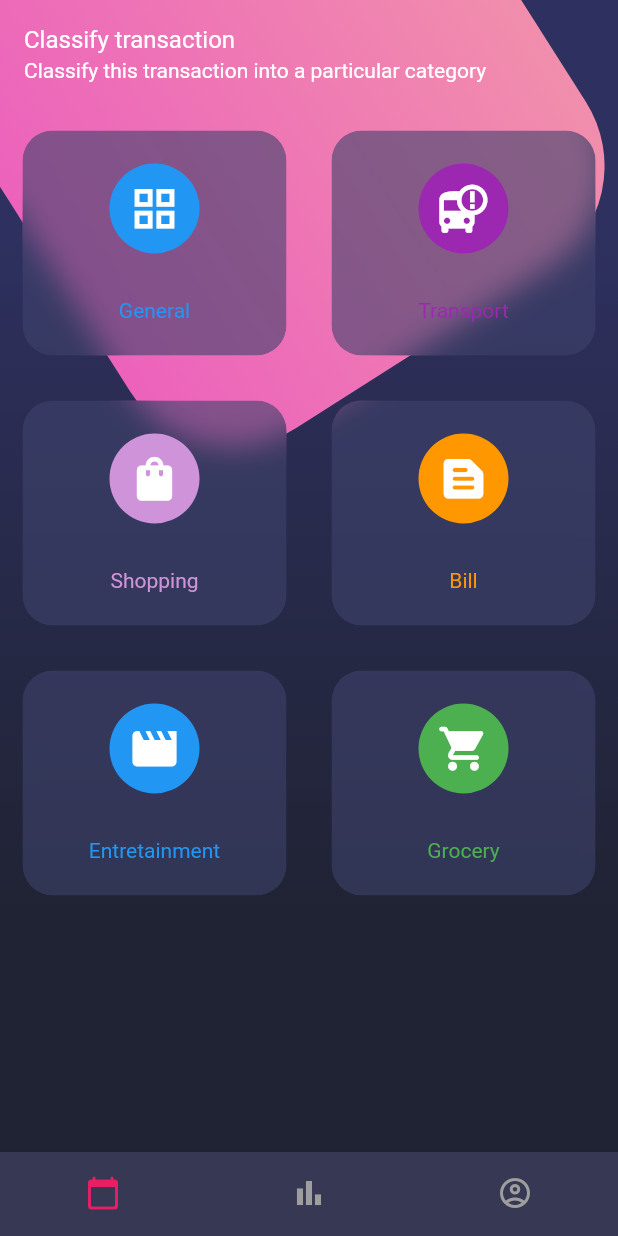
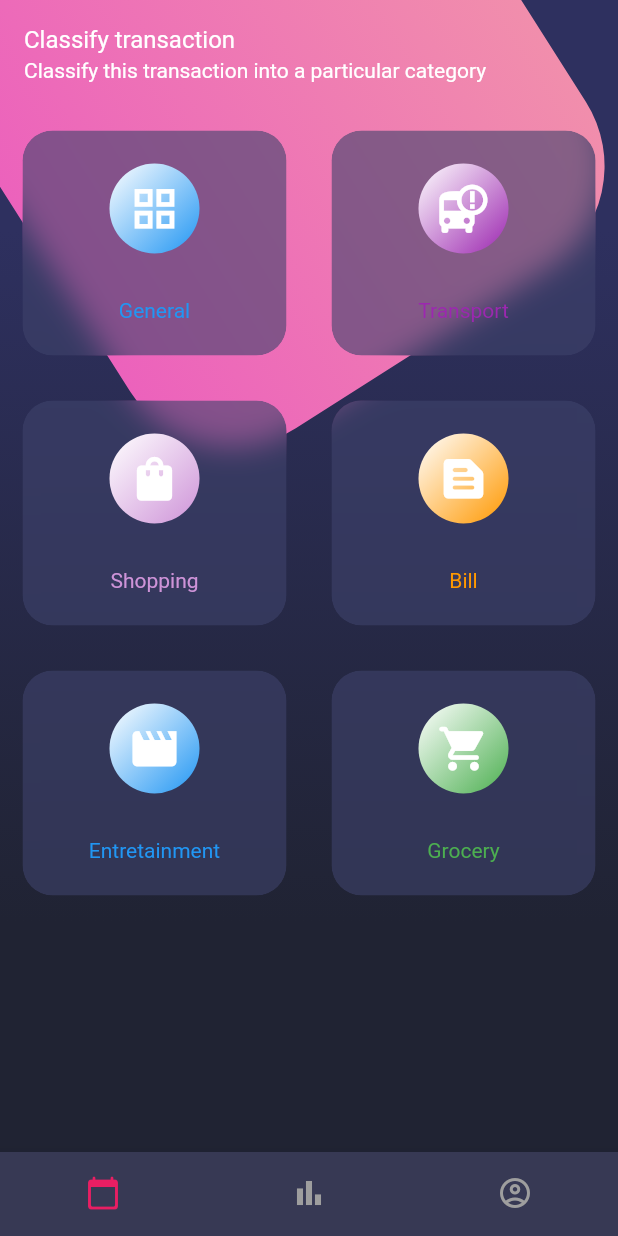
Before and after one commit to alejomongua/flutter5, a Flutter app: the screen it shows after launch, on a phone screen of 412 x 824 dp. Run offline on Flutter 3.47's test engine with Material 2 defaults, Android fonts, the light colour scheme and no system bars.

Commit message:
Se agrega gradiente de color a los íconos

```diff
--- a/lib/widgets/navigation_item_widget.dart
+++ b/lib/widgets/navigation_item_widget.dart
@@ -19,10 +19,21 @@ class NavigationItem extends StatelessWidget {
         child: Column(
           mainAxisAlignment: MainAxisAlignment.center,
           children: [
-            CircleAvatar(
-              backgroundColor: color,
+            Container(
+              decoration: BoxDecoration(
+                shape: BoxShape.circle,
+                gradient: LinearGradient(
+                  begin: Alignment.topLeft,
+                  end: Alignment.bottomRight,
+                  colors: [
+                    Colors.white,
+                    color,
+                  ],
+                ),
+              ),
               child: Icon(icon, size: 35, color: Colors.white),
-              radius: 30,
+              height: 60,
+              width: 60,
             ),
             SizedBox(height: 30),
             Text(
```
